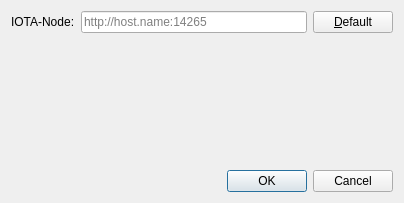
Above: widgets/settingsdialog.ui from joshirio/iota-cooler before the change. Below: the same form after it.
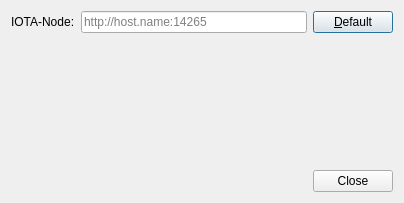
That is the form after the change.

Commit message: initial about dialog

Diff of the .ui file:
```diff
--- a/widgets/settingsdialog.ui
+++ b/widgets/settingsdialog.ui
@@ -61,7 +61,7 @@
       <enum>Qt::Horizontal</enum>
      </property>
      <property name="standardButtons">
-      <set>QDialogButtonBox::Cancel|QDialogButtonBox::Ok</set>
+      <set>QDialogButtonBox::Close</set>
      </property>
     </widget>
    </item>
```
Left out of the diff: 6 changed lines with no effect on the pictures. The commit also changes 6 other files.
